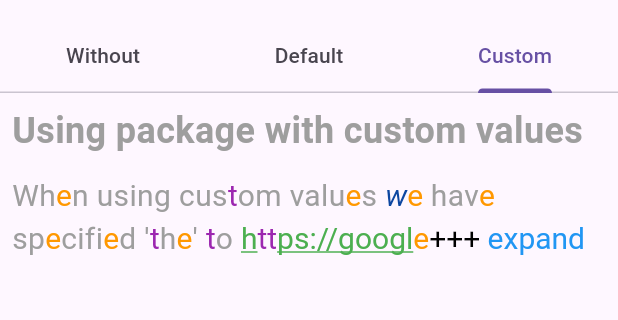
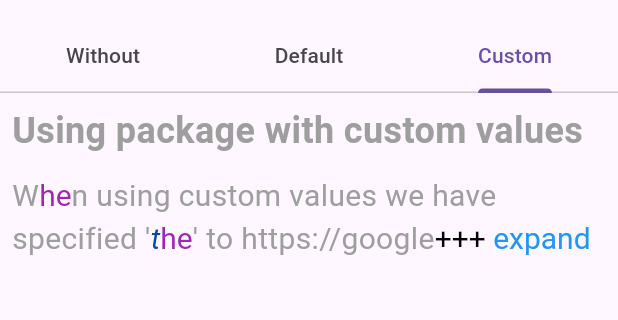
Before and after one commit to aashish2604/parsed_readmore, a Flutter app: the screen it shows after launch, tab 3 chosen, on a phone screen of 412 x 824 dp, the part 63-383 px from its top. Run offline on Flutter 3.47's test engine with Material 3 defaults, Android fonts, the phone set to English and light mode, and no system bars.

```diff
--- a/example/lib/main.dart
+++ b/example/lib/main.dart
@@ -133,6 +133,7 @@ class CustomValuesPackage extends StatelessWidget {
             const SizedBox(height: 12),
             ParsedReadMore(
               TextHighlightParser(
+                urlRegex: r'https:\/\/[^\s]+',
                 data: inputData,
                 initialState: ReadMoreState.collapsed,
                 urlTextStyle: textStyle.copyWith(
@@ -153,39 +154,29 @@ class CustomValuesPackage extends StatelessWidget {
                 targetTextHighlights: TargetTextHighlights(targetHighlights: [
                   TargetTextHighlight(
                     priority: 1,
-                    targetText: 'We',
+                    targetText: 'The',
                     style: TextStyle(
                       fontSize: 20.0,
                       fontStyle: FontStyle.italic,
                       color: Colors.blue[900],
                     ),
                   ),
-                  const TargetTextHighlight(
+                  TargetTextHighlight(
                       priority: 2,
-                    targetText: 't',
-                    highlightInUrl: true,
-                    style: TextStyle(
-                      fontSize: 20.0,
-                      color: Colors.purple,
-                    ),
-                  ),
-                  TargetTextHighlight(
-                    priority: 3,
-                    targetText: 'e',
+                      targetText: 'he',
                       highlightInUrl: true,
                       style: const TextStyle(
                         fontSize: 20.0,
-                      color: Colors.orange,
+                        color: Colors.purple,
                       ),
                       onTap: (range) {
                         ScaffoldMessenger.of(context).showSnackBar(
                           SnackBar(
                             content: Text(
-                              "${range.textInside(inputData)} is between ${range.start} and ${range.end}"),
+                                "'${range.textInside(inputData)}' is between the character no ${range.start} and ${range.end}"),
                           ),
                         );
-                    },
-                  ),
+                      }),
                 ]),
               ),
               readMoreDelimiter: '+++',
--- a/lib/src/model/text_highlight_parser.dart
+++ b/lib/src/model/text_highlight_parser.dart
@@ -10,6 +10,7 @@ import 'package:url_launcher/url_launcher.dart';
 class TextHighlightParser {
   const TextHighlightParser({
     required this.data,
+    this.urlRegex = kUrlRegEx,
     this.targetTextHighlights,
     this.onTapLink,
     this.urlTextStyle,
@@ -26,6 +27,17 @@ class TextHighlightParser {
 
   /// The text to be parsed
   final String data;
+
+  /// Url pattern in string form which would be detected by the package, like `r'is`'.
+  ///
+  /// The default pattern is meant to detect the urls which starts with `https://` or `https://` or `ftp://`.
+  ///
+  /// The default also detects the urls which don't start with `https` or `http` like `example.com` or `example.net`.
+  /// So in summary the deafult behavior detects urls like:
+  /// - `example.com`,
+  /// - `https://example.com`,
+  /// - `https://www.example.com/path?query=1#fragment`.
+  final String urlRegex;
 
   /// The target text highlights
   final TargetTextHighlights? targetTextHighlights;
@@ -54,7 +66,7 @@ class TextHighlightParser {
   final TrimMode trimMode;
 
   Iterable<TextRange> findUrlRanges() sync* {
-    final urlRegex = RegExp(kUrlRegEx);
+    final urlRegex = RegExp(this.urlRegex);
 
     final matches = urlRegex.allMatches(data);
 
```
Also changed, not shown: 1 other file. Lines whose indentation alone changed are shown as unchanged.
